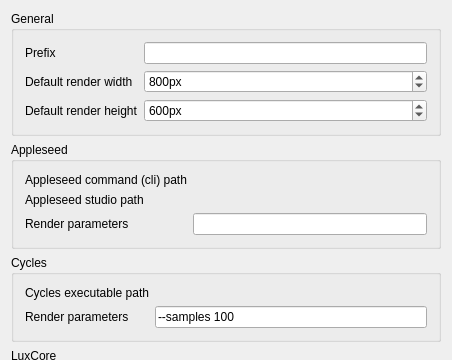
FreeCAD/FreeCAD-render, file ui/RenderSettings.ui: the form before one commit; both pictures show x 0 to 452 and y 0 to 360 of the 452 by 861 pixel window.
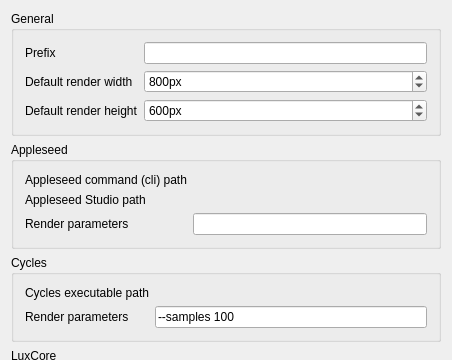
The form after the commit. Custom widgets are drawn as their Qt base class.

Patch:
```diff
--- a/ui/RenderSettings.ui
+++ b/ui/RenderSettings.ui
@@ -160,7 +160,7 @@
          <locale language="English" country="UnitedStates"/>
         </property>
         <property name="text">
-         <string>Appleseed studio path</string>
+         <string>Appleseed Studio path</string>
         </property>
        </widget>
       </item>
```
Left out of the diff: 4 changed lines with no effect on the pictures.
